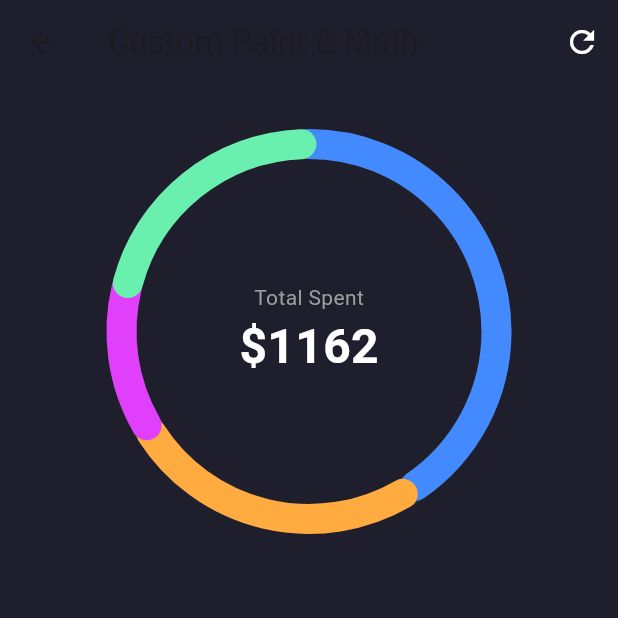
After one commit to shu-aieb/flutter_basic_1, a Flutter app: the CustomPainterPage screen opened by its route, after a tap on the "refresh" icon, on a phone screen of 412 x 824 dp, the top half of it. The commit adds this screen. Run offline on Flutter 3.47's test engine with Material 3 defaults, Android fonts, the phone set to English and light mode, and no system bars; our stand-ins replace cloud_firestore, firebase_auth, firebase_core, firebase_database, firebase_messaging, firebase_storage and 6 more; missing offline and left inert: firebase_app_installations; accounts and stored records are empty.

Commit message:
Added Hero and custom animation

```diff
--- a/lib/home/home.dart
+++ b/lib/home/home.dart
@@ -99,6 +99,31 @@ class HomePage extends StatelessWidget {
       ],
     ),
     Section(
+      title: 'Animaiton',
+      topics: [
+        Topic(
+          title: 'Implicit Animation',
+          subTitle: 'Page',
+          pageRoute: PageAddress.IMPLICIT_ANIMATION,
+        ),
+        Topic(
+          title: 'Explicit Animation',
+          subTitle: 'Page',
+          pageRoute: PageAddress.EXPLECIT_ANIMATION,
+        ),
+        Topic(
+          title: 'Hero Animation',
+          subTitle: 'Page',
+          pageRoute: PageAddress.HERO_ANIMATION,
+        ),
+        Topic(
+          title: 'Custom Animation',
+          subTitle: 'Page',
+          pageRoute: PageAddress.CUSTOM_ANIMATION,
+        ),
+      ],
+    ),
+    Section(
       title: 'Navigation & Routing',
       topics: [
         Topic(
@@ -136,11 +161,11 @@ class HomePage extends StatelessWidget {
           subTitle: 'Page',
           pageRoute: PageAddress.REALTIME_DATABASE,
         ),
-        Topic(
-          title: 'Storage',
-          subTitle: 'page',
-          pageRoute: PageAddress.CLOUD_STORAGE,
-        ),
+        // Topic(
+        //   title: 'Storage',
+        //   subTitle: 'page',
+        //   pageRoute: PageAddress.CLOUD_STORAGE,
+        // ),
       ],
     ),
   ];
--- /dev/null
+++ b/lib/pages/animations/custom_animation.dart
@@ -0,0 +1,222 @@
+import 'dart:math';
+import 'package:flutter/material.dart';
+
+// 1. DATA MODEL
+class SpendingCategory {
+  final String name;
+  final double amount;
+  final Color color;
+  final IconData icon;
+
+  SpendingCategory(this.name, this.amount, this.color, this.icon);
+}
+
+class CustomPainterPage extends StatefulWidget {
+  @override
+  _CustomPainterPageState createState() => _CustomPainterPageState();
+}
+
+class _CustomPainterPageState extends State<CustomPainterPage>
+    with SingleTickerProviderStateMixin {
+  late AnimationController _controller;
+  late Animation<double> _animation;
+
+  // Mock Data
+  final List<SpendingCategory> data = [
+    SpendingCategory("Rent", 500, Colors.blueAccent, Icons.home),
+    SpendingCategory("Food", 300, Colors.orangeAccent, Icons.fastfood),
+    SpendingCategory("Fun", 150, Colors.purpleAccent, Icons.movie),
+    SpendingCategory("Savings", 250, Colors.greenAccent, Icons.savings),
+  ];
+
+  @override
+  void initState() {
+    super.initState();
+    _controller = AnimationController(
+      vsync: this,
+      duration: Duration(seconds: 2),
+    );
+
+    _animation = CurvedAnimation(
+      parent: _controller,
+      curve: Curves.easeOutCirc,
+    );
+
+    _controller.forward();
+  }
+
+  @override
+  void dispose() {
+    _controller.dispose();
+    super.dispose();
+  }
+
+  void _replayAnimation() {
+    _controller.reset();
+    _controller.forward();
+  }
+
+  @override
+  Widget build(BuildContext context) {
+    double totalSpent = data.fold(0, (sum, item) => sum + item.amount);
+
+    return Scaffold(
+      backgroundColor: Color(0xFF1E1E2C), // Dark Mode Theme
+      appBar: AppBar(
+        title: Text("Custom Paint & Math"),
+        backgroundColor: Colors.transparent,
+        elevation: 0,
+        actions: [
+          IconButton(
+            icon: Icon(Icons.refresh, color: Colors.white),
+            onPressed: _replayAnimation,
+          ),
+        ],
+      ),
+      body: Column(
+        children: [
+          SizedBox(height: 40),
+
+          AnimatedBuilder(
+            animation: _animation,
+            builder: (context, child) {
+              return Stack(
+                alignment: Alignment.center,
+                children: [
+                  Column(
+                    mainAxisSize: MainAxisSize.min,
+                    children: [
+                      Text(
+                        "Total Spent",
+                        style: TextStyle(color: Colors.grey, fontSize: 14),
+                      ),
+                      Text(
+                        "\$${(totalSpent * _animation.value).toInt()}",
+                        style: TextStyle(
+                          color: Colors.white,
+                          fontSize: 32,
+                          fontWeight: FontWeight.bold,
+                        ),
+                      ),
+                    ],
+                  ),
+                  CustomPaint(
+                    size: Size(250, 250),
+                    painter: RingChartPainter(
+                      categories: data,
+                      animationValue: _animation.value,
+                    ),
+                  ),
+                ],
+              );
+            },
+          ),
+
+          SizedBox(height: 50),
+
+          Expanded(
+            child: ListView.builder(
+              itemCount: data.length,
+              itemBuilder: (context, index) {
+                final item = data[index];
+                return Transform.translate(
+                  offset: Offset(0, 50 * (1 - _animation.value)),
+                  child: Opacity(
+                    opacity: _animation.value,
+                    child: Container(
+                      margin: EdgeInsets.symmetric(horizontal: 20, vertical: 8),
+                      padding: EdgeInsets.all(15),
+                      decoration: BoxDecoration(
+                        color: Colors.white10,
+                        borderRadius: BorderRadius.circular(15),
+                      ),
+                      child: Row(
+                        children: [
+                          Container(
+                            padding: EdgeInsets.all(8),
+                            decoration: BoxDecoration(
+                              color: item.color.withValues(alpha: 0.2),
+                              shape: BoxShape.circle,
+                            ),
+                            child: Icon(item.icon, color: item.color, size: 20),
+                          ),
+                          SizedBox(width: 15),
+                          Text(
+                            item.name,
+                            style: TextStyle(color: Colors.white, fontSize: 16),
+                          ),
+                          Spacer(),
+                          Text(
+                            "\$${item.amount.toInt()}",
+                            style: TextStyle(
+                              color: Colors.white,
+                              fontWeight: FontWeight.bold,
+                            ),
+                          ),
+                        ],
+                      ),
+                    ),
+                  ),
+                );
+              },
+            ),
+          ),
+        ],
+      ),
+    );
+  }
+}
+
+class RingChartPainter extends CustomPainter {
+  final List<SpendingCategory> categories;
+  final double animationValue;
+
+  RingChartPainter({required this.categories, required this.animationValue});
+
+  @override
+  void paint(Canvas canvas, Size size) {
+    // Basic setup
+    Offset center = Offset(size.width / 2, size.height / 2);
+    double radius = min(size.width / 2, size.height / 2);
+    double strokeWidth = 20.0;
+
+    double total = categories.fold(0, (sum, item) => sum + item.amount);
+
+    double startAngle = -pi / 2;
+
+    Paint backgroundPaint = Paint()
+      ..color = Colors.white10
+      ..style = PaintingStyle.stroke
+      ..strokeWidth = strokeWidth
+      ..strokeCap = StrokeCap.round;
+
+    canvas.drawCircle(center, radius, backgroundPaint);
+
+    for (var item in categories) {
+      double sweepAngle = (item.amount / total) * 2 * pi;
+
+      double animatedSweep = sweepAngle * animationValue;
+
+      Paint arcPaint = Paint()
+        ..color = item.color
+        ..style = PaintingStyle.stroke
+        ..strokeWidth = strokeWidth
+        ..strokeCap = StrokeCap.round;
+
+      canvas.drawArc(
+        Rect.fromCircle(center: center, radius: radius),
+        startAngle,
+        animatedSweep,
+        false, // useCenter: false means it's a ring, not a pie slice
+        arcPaint,
+      );
+
+      startAngle += sweepAngle;
+    }
+  }
+
+  @override
+  bool shouldRepaint(covariant RingChartPainter oldDelegate) {
+    return oldDelegate.animationValue != animationValue;
+  }
+}
--- a/lib/routes/page_address.dart
+++ b/lib/routes/page_address.dart
@@ -14,6 +14,11 @@ class PageAddress {
   static const String CHECKBOX_RADIO_SWITCH = '/checkbox_radio_switch';
   static const String FORM_VALIDATION = '/form_validation';
 
+  static const String EXPLECIT_ANIMATION = '/explicit_animation';
+  static const String IMPLICIT_ANIMATION = '/implicit_animation';
+  static const String CUSTOM_ANIMATION = '/custom_animation';
+  static const String HERO_ANIMATION = '/hero_animation';
+
   static const String FIREBASE_AUTH = '/firebase_auth';
   static const String CLOUD_FIRESTORE = '/cloud_firestore';
   static const String REALTIME_DATABASE = '/realtime_database';
--- a/lib/routes/page_routes.dart
+++ b/lib/routes/page_routes.dart
@@ -5,6 +5,8 @@ import 'package:flutter_basics_1/firebase/push_notification/pages/notification_p
 import 'package:flutter_basics_1/firebase/realtime_database/page/auction_screen.dart';
 import 'package:flutter_basics_1/firebase/wrapper.dart';
 import 'package:flutter_basics_1/home/home.dart';
+import 'package:flutter_basics_1/pages/animations/explicit_animation_page.dart';
+import 'package:flutter_basics_1/pages/animations/implicit_animations_page.dart';
 import 'package:flutter_basics_1/pages/basic_widget2.dart';
 import 'package:flutter_basics_1/pages/basic_widget_1.dart';
 import 'package:flutter_basics_1/pages/basic_widget_3.dart';
@@ -21,6 +23,8 @@ import 'package:flutter_basics_1/routes/page_address.dart';
 import 'package:flutter_basics_1/sqflite_note_app/screens/notes_screen.dart';
 import 'package:path/path.dart';
 
+import '../pages/animations/custom_animation.dart';
+import '../pages/animations/hero_animations.dart';
 import '../pages/code_quality/reusable_widget/reusable_widget_page.dart';
 import '../pages/selection_controlls.dart';
 
@@ -47,5 +51,10 @@ class PageRoutes {
     PageAddress.REALTIME_DATABASE: (context) => AuctionScreen(),
     PageAddress.CLOUD_STORAGE: (context) => CloudVaultScreen(),
     PageAddress.NOTIFICATION: (context) => NotificationPage(),
+
+    PageAddress.EXPLECIT_ANIMATION: (context) => ExplicitAnimationPage(),
+    PageAddress.IMPLICIT_ANIMATION: (context) => ImplicitAnimationsPage(),
+    PageAddress.CUSTOM_ANIMATION: (context) => CustomPainterPage(),
+    PageAddress.HERO_ANIMATION: (context) => HeroAnimationPage(),
   };
 }
```
Also changed, not shown: lib/firebase/authentication/pages/firebase_auth_page.dart (+6 -1 lines), lib/pages/animations/explicit_animation_page.dart (+3 -10 lines), lib/pages/animations/hero_animations.dart (added, +279 -0 lines).
